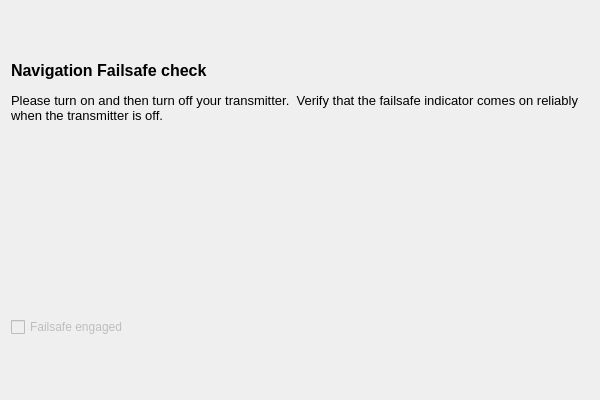
Qt form ground/gcs/src/plugins/navwizard/pages/failsafepage.ui (TauLabs/TauLabs) before a commit.
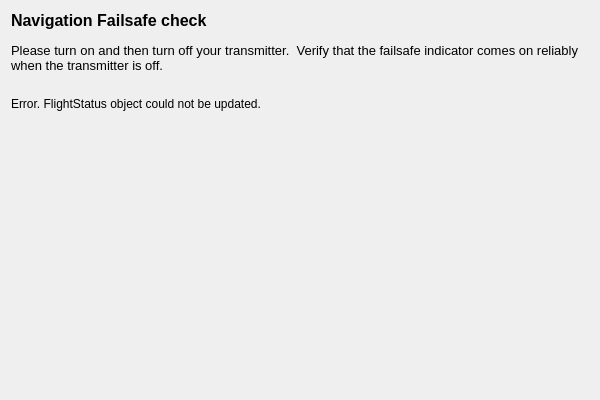
The same form after that commit.

Commit message:
Navigation Wizard: clean up failsafe verification
Now multiple cycles are required before the next button is
enabled which makes sure the initial state doesn't change
things.

Diff of the .ui file:
```diff
--- a/ground/gcs/src/plugins/navwizard/pages/failsafepage.ui
+++ b/ground/gcs/src/plugins/navwizard/pages/failsafepage.ui
@@ -37,7 +37,7 @@
      <property name="maximumSize">
       <size>
        <width>16777215</width>
-       <height>200</height>
+       <height>80</height>
       </size>
      </property>
      <property name="text">
@@ -58,21 +58,25 @@
     </widget>
    </item>
    <item>
-    <widget class="QCheckBox" name="cbFailsafe">
-     <property name="enabled">
-      <bool>false</bool>
-     </property>
+    <widget class="QLabel" name="label">
      <property name="text">
-      <string>Failsafe engaged</string>
-     </property>
-     <property name="checkable">
-      <bool>false</bool>
-     </property>
-     <property name="checked">
-      <bool>false</bool>
+      <string>Error. FlightStatus object could not be updated.</string>
      </property>
     </widget>
    </item>
+   <item>
+    <spacer name="verticalSpacer_2">
+     <property name="orientation">
+      <enum>Qt::Vertical</enum>
+     </property>
+     <property name="sizeHint" stdset="0">
+      <size>
+       <width>20</width>
+       <height>40</height>
+      </size>
+     </property>
+    </spacer>
+   </item>
   </layout>
  </widget>
  <resources/>
```
The commit also changes 4 other files.
